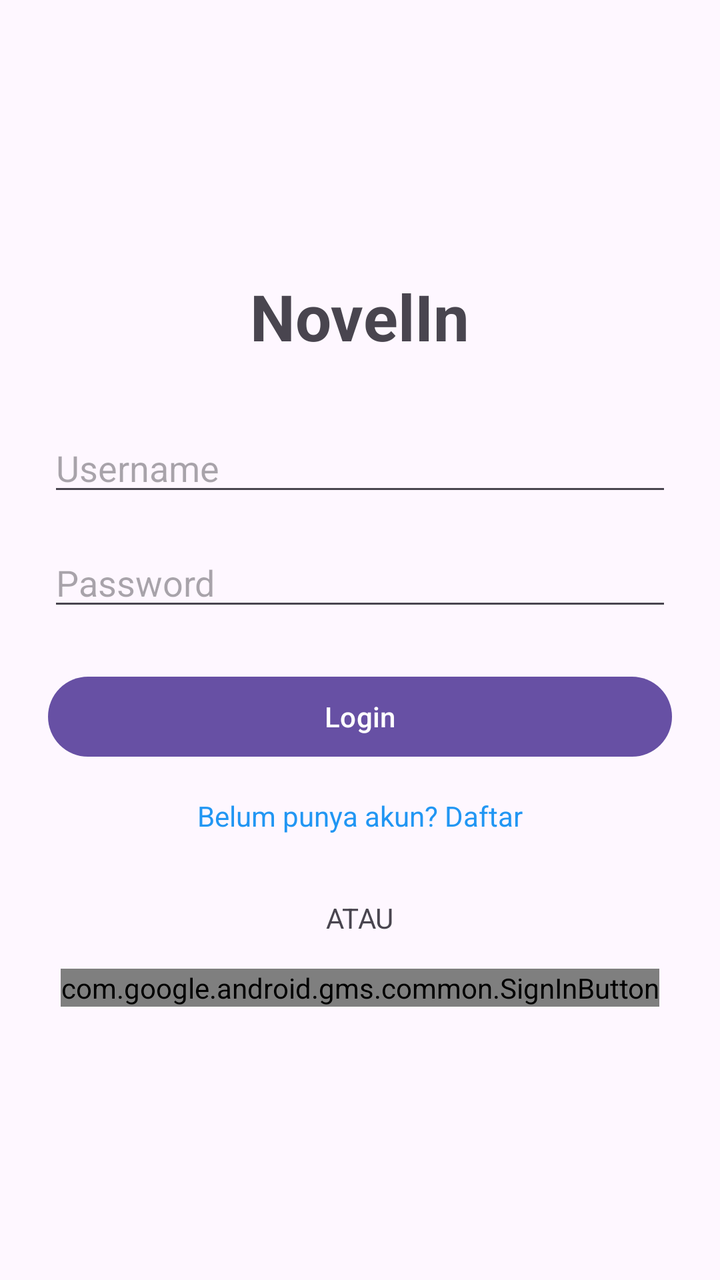
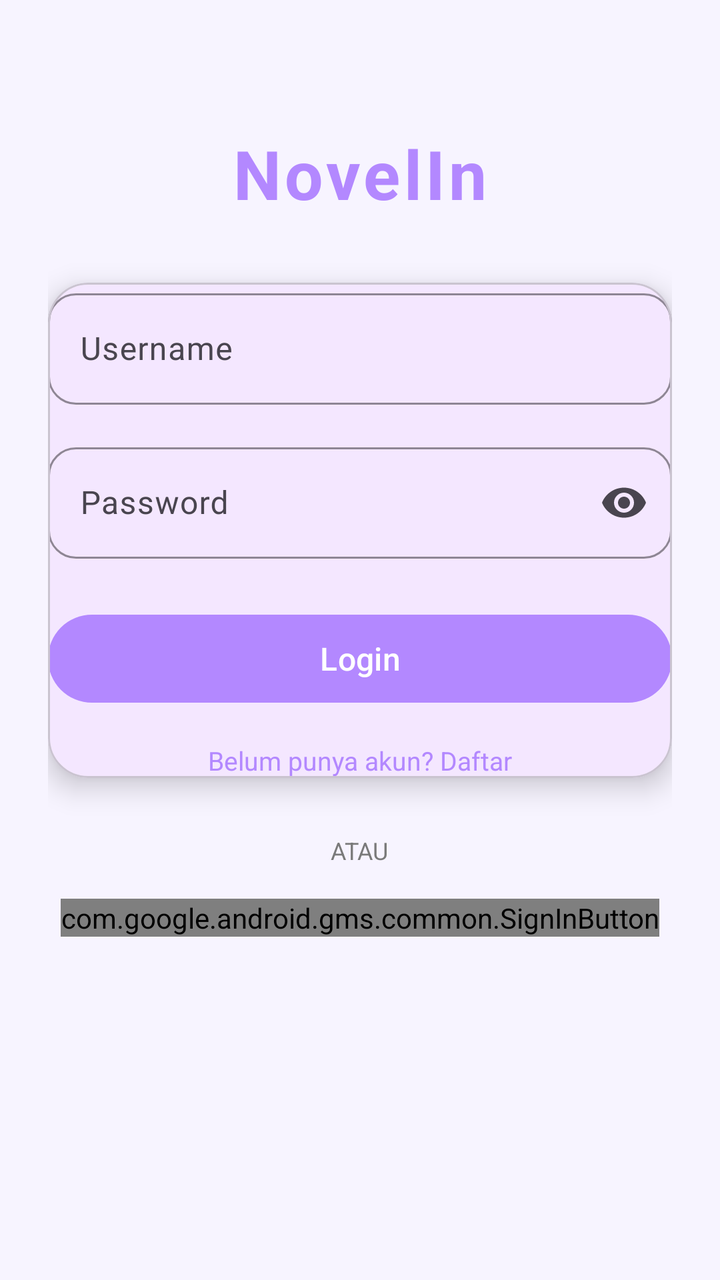

An Android layout rendered at two revisions. The XML below is the earlier revision; the diff shows what the commit changed to produce the second picture.
<!-- AndroidManifest.xml: application theme Theme.NovelIn -->
<!-- res/layout/activity_login.xml -->
<?xml version="1.0" encoding="utf-8"?>
<LinearLayout xmlns:android="http://schemas.android.com/apk/res/android"
    android:layout_width="match_parent"
    android:layout_height="match_parent"
    android:orientation="vertical"
    android:gravity="center"
    android:padding="24dp">

    <TextView
        android:layout_width="wrap_content"
        android:layout_height="wrap_content"
        android:text="NovelIn"
        android:textSize="32sp"
        android:textStyle="bold"
        android:layout_marginBottom="32dp"/>

    
    <EditText
        android:id="@+id/etUsername"
        android:layout_width="match_parent"
        android:layout_height="wrap_content"
        android:hint="Username"
        android:inputType="textPersonName"
        android:layout_marginBottom="16dp"/>

    <EditText
        android:id="@+id/etPassword"
        android:layout_width="match_parent"
        android:layout_height="wrap_content"
        android:hint="Password"
        android:inputType="textPassword"
        android:layout_marginBottom="24dp"/>

    <Button
        android:id="@+id/btnLogin"
        android:layout_width="match_parent"
        android:layout_height="wrap_content"
        android:text="Login"
        android:layout_marginBottom="16dp"/>

    <TextView
        android:id="@+id/tvRegister"
        android:layout_width="wrap_content"
        android:layout_height="wrap_content"
        android:text="Belum punya akun? Daftar"
        android:textColor="#2196F3"
        android:layout_marginBottom="32dp"/>

    
    <TextView
        android:layout_width="wrap_content"
        android:layout_height="wrap_content"
        android:text="ATAU"
        android:layout_marginBottom="16dp"/>

    
    <com.google.android.gms.common.SignInButton
        android:id="@+id/btnGoogleSignIn"
        android:layout_width="wrap_content"
        android:layout_height="wrap_content"
        android:layout_gravity="center"/>

</LinearLayout>
<!-- resources referenced by this layout -->
<resources>
  <style name="Theme.NovelIn" parent="Base.Theme.NovelIn" />
  <style name="Base.Theme.NovelIn" parent="Theme.Material3.DayNight.NoActionBar">
          
          
      </style>
</resources>

<!-- the commit's change to res/layout/activity_login.xml (unified diff, before → after) -->
@@ -1,63 +1,129 @@
 <?xml version="1.0" encoding="utf-8"?>
-<LinearLayout xmlns:android="http://schemas.android.com/apk/res/android"
+<ScrollView xmlns:android="http://schemas.android.com/apk/res/android"
+    xmlns:app="http://schemas.android.com/apk/res-auto"
     android:layout_width="match_parent"
     android:layout_height="match_parent"
-    android:orientation="vertical"
-    android:gravity="center"
-    android:padding="24dp">
+    android:fillViewport="true"
+    android:background="@color/background">
 
-    <TextView
-        android:layout_width="wrap_content"
-        android:layout_height="wrap_content"
-        android:text="NovelIn"
-        android:textSize="32sp"
-        android:textStyle="bold"
-        android:layout_marginBottom="32dp"/>
-
-    
-    <EditText
-        android:id="@+id/etUsername"
+    <LinearLayout
         android:layout_width="match_parent"
         android:layout_height="wrap_content"
-        android:hint="Username"
-        android:inputType="textPersonName"
-        android:layout_marginBottom="16dp"/>
+        android:orientation="vertical"
+        android:gravity="center_horizontal"
+        android:padding="24dp">
 
-    <EditText
-        android:id="@+id/etPassword"
-        android:layout_width="match_parent"
-        android:layout_height="wrap_content"
-        android:hint="Password"
-        android:inputType="textPassword"
-        android:layout_marginBottom="24dp"/>
+        
+        <TextView
+            android:layout_width="wrap_content"
+            android:layout_height="wrap_content"
+            android:text="NovelIn"
+            android:textSize="34sp"
+            android:textStyle="bold"
+            android:textColor="@color/primary"
+            android:letterSpacing="0.05"
+            android:layout_marginTop="40dp"
+            android:layout_marginBottom="32dp"/>
 
-    <Button
-        android:id="@+id/btnLogin"
-        android:layout_width="match_parent"
-        android:layout_height="wrap_content"
-        android:text="Login"
-        android:layout_marginBottom="16dp"/>
+        
+        <com.google.android.material.card.MaterialCardView
+            android:layout_width="match_parent"
+            android:layout_height="wrap_content"
+            app:cardCornerRadius="20dp"
+            app:cardElevation="8dp"
+            android:padding="20dp">
 
-    <TextView
-        android:id="@+id/tvRegister"
-        android:layout_width="wrap_content"
-        android:layout_height="wrap_content"
-        android:text="Belum punya akun? Daftar"
-        android:textColor="#2196F3"
-        android:layout_marginBottom="32dp"/>
+            <LinearLayout
+                android:layout_width="match_parent"
+                android:layout_height="wrap_content"
+                android:orientation="vertical">
 
-    
-    <TextView
-        android:layout_width="wrap_content"
-        android:layout_height="wrap_content"
-        android:text="ATAU"
-        android:layout_marginBottom="16dp"/>
+                
+                <com.google.android.material.textfield.TextInputLayout
+                    android:layout_width="match_parent"
+                    android:layout_height="wrap_content"
+                    android:hint="Username"
+                    app:boxBackgroundMode="outline"
+                    app:boxCornerRadiusTopStart="14dp"
+                    app:boxCornerRadiusTopEnd="14dp"
+                    app:boxCornerRadiusBottomStart="14dp"
+                    app:boxCornerRadiusBottomEnd="14dp"
+                    app:boxStrokeColor="@color/primary"
+                    app:hintTextColor="@color/primary">
 
-    
-    <com.google.android.gms.common.SignInButton
-        android:id="@+id/btnGoogleSignIn"
-        android:layout_width="wrap_content"
-        android:layout_height="wrap_content"
-        android:layout_gravity="center"/>
+                    <com.google.android.material.textfield.TextInputEditText
+                        android:id="@+id/etUsername"
+                        android:layout_width="match_parent"
+                        android:layout_height="wrap_content"
+                        android:textColor="@color/text_primary"/>
+                </com.google.android.material.textfield.TextInputLayout>
 
-</LinearLayout>
+                
+                <com.google.android.material.textfield.TextInputLayout
+                    android:layout_width="match_parent"
+                    android:layout_height="wrap_content"
+                    android:layout_marginTop="16dp"
+                    android:hint="Password"
+                    app:endIconMode="password_toggle"
+                    app:boxBackgroundMode="outline"
+                    app:boxCornerRadiusTopStart="14dp"
+                    app:boxCornerRadiusTopEnd="14dp"
+                    app:boxCornerRadiusBottomStart="14dp"
+                    app:boxCornerRadiusBottomEnd="14dp"
+                    app:boxStrokeColor="@color/primary"
+                    app:hintTextColor="@color/primary">
+
+                    <com.google.android.material.textfield.TextInputEditText
+                        android:id="@+id/etPassword"
+                        android:layout_width="match_parent"
+                        android:layout_height="wrap_content"
+                        android:inputType="textPassword"
+                        android:textColor="@color/text_primary"/>
+                </com.google.android.material.textfield.TextInputLayout>
+
+                
+                <com.google.android.material.button.MaterialButton
+                    android:id="@+id/btnLogin"
+                    android:layout_width="match_parent"
+                    android:layout_height="52dp"
+                    android:layout_marginTop="24dp"
+                    android:text="Login"
+                    android:textAllCaps="false"
+                    android:textSize="16sp"
+                    android:textColor="@android:color/white"
+                    app:cornerRadius="26dp"
+                    app:backgroundTint="@color/primary"
+                    app:elevation="4dp"/>
+
+                
+                <TextView
+                    android:id="@+id/tvRegister"
+                    android:layout_width="wrap_content"
+                    android:layout_height="wrap_content"
+                    android:text="Belum punya akun? Daftar"
+                    android:textColor="@color/primary"
+                    android:textSize="13sp"
+                    android:layout_gravity="center"
+                    android:layout_marginTop="16dp"/>
+
+            </LinearLayout>
+        </com.google.android.material.card.MaterialCardView>
+
+        
+        <TextView
+            android:layout_width="wrap_content"
+            android:layout_height="wrap_content"
+            android:text="ATAU"
+            android:textColor="@color/text_secondary"
+            android:textSize="12sp"
+            android:layout_marginTop="28dp"
+            android:layout_marginBottom="16dp"/>
+
+        
+        <com.google.android.gms.common.SignInButton
+            android:id="@+id/btnGoogleSignIn"
+            android:layout_width="wrap_content"
+            android:layout_height="wrap_content"/>
+
+    </LinearLayout>
+</ScrollView>
<!-- resource entries referenced after the edit -->
@@ -1,9 +1,24 @@
 <!-- resources referenced by this layout -->
 <resources>
-  <style name="Theme.NovelIn" parent="Base.Theme.NovelIn" />
-  <style name="Base.Theme.NovelIn" parent="Theme.Material3.DayNight.NoActionBar">
+  <color name="background">#F7F4FF</color>
+  <color name="primary">#B388FF</color>
+  <color name="text_primary">#1F1F1F</color>
+  <color name="text_secondary">#7A7A7A</color>
+  <style name="Theme.NovelIn" parent="Theme.Material3.DayNight.NoActionBar">
+  
           
+          <item name="colorPrimary">#A970FF</item>
+          <item name="colorSecondary">#C8A2FF</item>
+  
           
+          <item name="android:windowBackground">#FFFFFF</item>
+  
+          
+          <item name="android:statusBarColor">#FFFFFF</item>
+  
+          
+          <item name="android:navigationBarColor">#FFFFFF</item>
+  
       </style>
 </resources>
 
